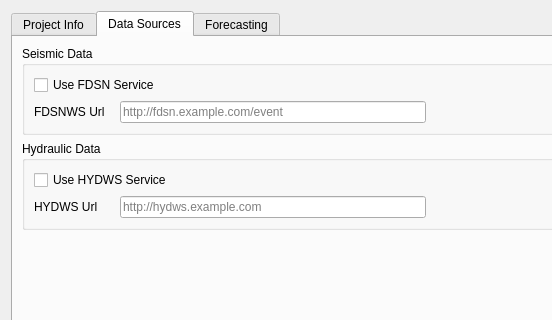
swiss-seismological-service/hermes, file ramsis/ramsis/ui/views/projectsettingswindow.ui: the form before one commit; both pictures show x 0 to 552 and y 0 to 320 of the 766 by 548 pixel window.
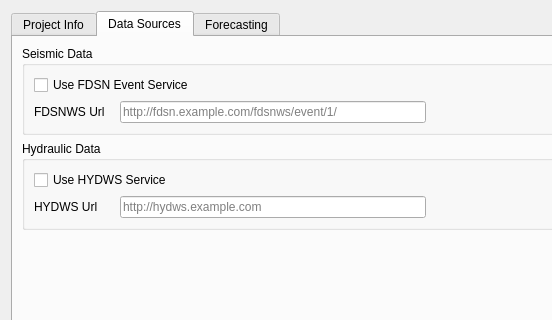
The form after the commit. The open tabs and pages were chosen to show the change.

Diff of the .ui file:
```diff
--- a/ramsis/ramsis/ui/views/projectsettingswindow.ui
+++ b/ramsis/ramsis/ui/views/projectsettingswindow.ui
@@ -144,7 +144,7 @@
           <item row="1" column="1">
            <widget class="QLineEdit" name="fdsnUrlEdit">
             <property name="placeholderText">
-             <string>http://fdsn.example.com/event</string>
+             <string>http://fdsn.example.com/fdsnws/event/1/</string>
             </property>
            </widget>
           </item>
@@ -164,7 +164,7 @@
           <item row="0" column="0" colspan="2">
            <widget class="QCheckBox" name="enableFdsnCheckBox">
             <property name="text">
-             <string>Use FDSN Service</string>
+             <string>Use FDSN Event Service</string>
             </property>
            </widget>
           </item>
```
Left out of the diff: 2 changed lines with no effect on the pictures.
